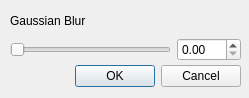
Above: src/airunner/pyqt/gaussian_blur_window.ui from Capsize-Games/airunner before the change. Below: the same form after it.
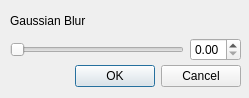
That is the form after the change.

```diff
--- a/src/airunner/pyqt/gaussian_blur_window.ui
+++ b/src/airunner/pyqt/gaussian_blur_window.ui
@@ -59,7 +59,10 @@
     <item row="1" column="1">
      <widget class="QDoubleSpinBox" name="blur_spinbox">
       <property name="maximum">
-       <double>100.000000000000000</double>
+       <double>1.000000000000000</double>
+      </property>
+      <property name="singleStep">
+       <double>0.010000000000000</double>
       </property>
      </widget>
     </item>
```
